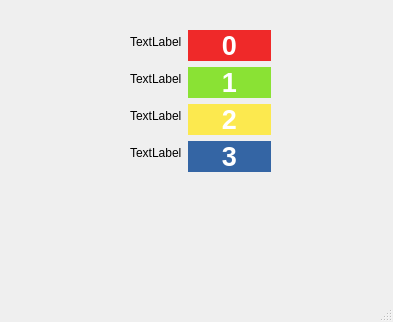
This is qtc_layout/mainwindow.ui in korhanmd/pyqt-practice as Qt 5 draws it before an edit. The edited form follows.
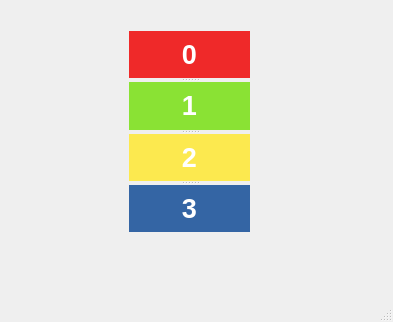
This is the edited form.

Commit message: Arrange widgets with splitter layout

Patch:
```diff
--- a/qtc_layout/mainwindow.ui
+++ b/qtc_layout/mainwindow.ui
@@ -14,24 +14,18 @@
    <string>MainWindow</string>
   </property>
   <widget class="QWidget" name="centralwidget">
-   <widget class="QWidget" name="">
+   <widget class="QSplitter" name="splitter">
     <property name="geometry">
      <rect>
-      <x>130</x>
-      <y>30</y>
-      <width>141</width>
-      <height>151</height>
+      <x>129</x>
+      <y>31</y>
+      <width>121</width>
+      <height>201</height>
      </rect>
     </property>
-    <layout class="QFormLayout" name="formLayout">
-     <item row="0" column="0">
-      <widget class="QLabel" name="label_5">
-       <property name="text">
-        <string>TextLabel</string>
-       </property>
-      </widget>
-     </item>
-     <item row="0" column="1">
+    <property name="orientation">
+     <enum>Qt::Vertical</enum>
+    </property>
       <widget class="QLabel" name="label">
        <property name="palette">
         <palette>
@@ -487,15 +481,6 @@
         <string>&lt;html&gt;&lt;head/&gt;&lt;body&gt;&lt;p align=&quot;center&quot;&gt;&lt;span style=&quot; font-weight:600; color:#ffffff;&quot;&gt;0&lt;/span&gt;&lt;/p&gt;&lt;/body&gt;&lt;/html&gt;</string>
        </property>
       </widget>
-     </item>
-     <item row="1" column="0">
-      <widget class="QLabel" name="label_6">
-       <property name="text">
-        <string>TextLabel</string>
-       </property>
-      </widget>
-     </item>
-     <item row="1" column="1">
       <widget class="QLabel" name="label_2">
        <property name="palette">
         <palette>
@@ -946,15 +931,6 @@
         <string>&lt;html&gt;&lt;head/&gt;&lt;body&gt;&lt;p align=&quot;center&quot;&gt;&lt;span style=&quot; font-size:20pt; font-weight:600; color:#ffffff;&quot;&gt;1&lt;/span&gt;&lt;/p&gt;&lt;/body&gt;&lt;/html&gt;</string>
        </property>
       </widget>
-     </item>
-     <item row="2" column="0">
-      <widget class="QLabel" name="label_7">
-       <property name="text">
-        <string>TextLabel</string>
-       </property>
-      </widget>
-     </item>
-     <item row="2" column="1">
       <widget class="QLabel" name="label_3">
        <property name="palette">
         <palette>
@@ -1405,15 +1381,6 @@
         <string>&lt;html&gt;&lt;head/&gt;&lt;body&gt;&lt;p align=&quot;center&quot;&gt;&lt;span style=&quot; font-size:20pt; font-weight:600; color:#ffffff;&quot;&gt;2&lt;/span&gt;&lt;/p&gt;&lt;/body&gt;&lt;/html&gt;</string>
        </property>
       </widget>
-     </item>
-     <item row="3" column="0">
-      <widget class="QLabel" name="label_8">
-       <property name="text">
-        <string>TextLabel</string>
-       </property>
-      </widget>
-     </item>
-     <item row="3" column="1">
       <widget class="QLabel" name="label_4">
        <property name="palette">
         <palette>
@@ -1864,8 +1831,6 @@
         <string>&lt;html&gt;&lt;head/&gt;&lt;body&gt;&lt;p align=&quot;center&quot;&gt;&lt;span style=&quot; font-size:20pt; font-weight:600; color:#ffffff;&quot;&gt;3&lt;/span&gt;&lt;/p&gt;&lt;/body&gt;&lt;/html&gt;</string>
        </property>
       </widget>
-     </item>
-    </layout>
    </widget>
   </widget>
   <widget class="QMenuBar" name="menubar">
```
Lines whose indentation alone changed are shown as unchanged.
